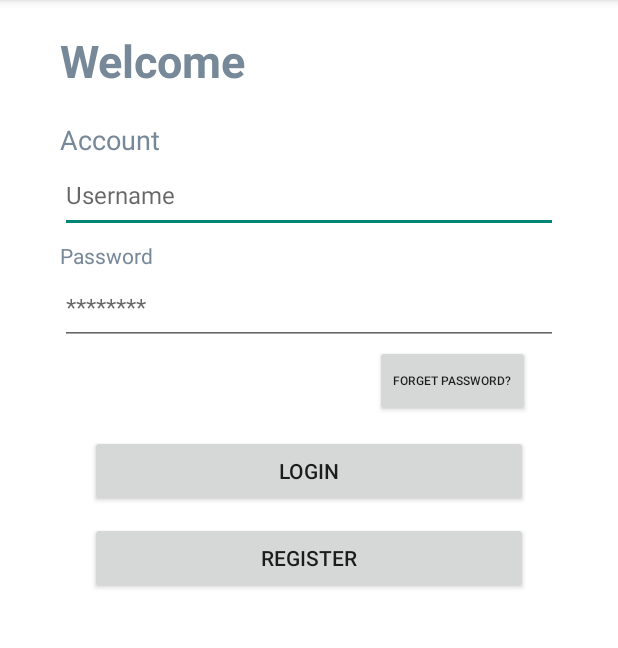
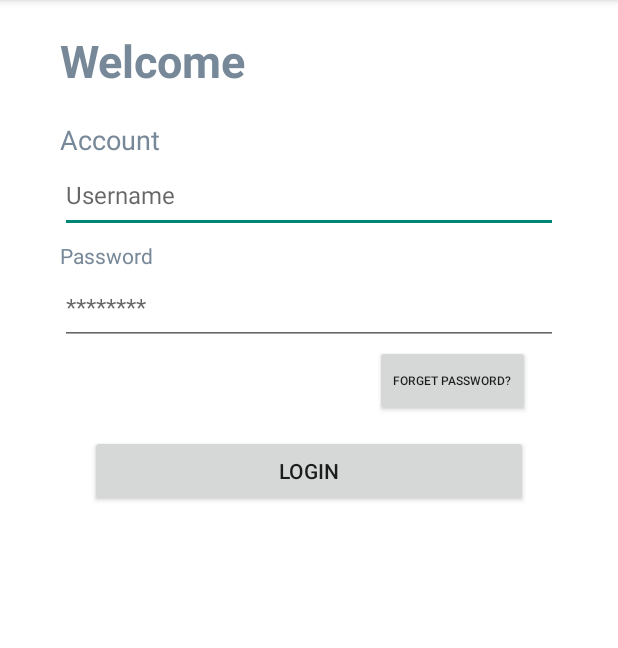
Before and after one commit to boshgg/IT-Team-062, an Android app: the screen it shows after launch (MainActivity), on a phone screen of 412 x 824 dp, the part 84-732 px from its top. Run offline under Robolectric (Android 15) with nearby library versions, the phone set to English and light mode, and no system bars.

Commit message:
Update activity_main.xml

```diff
--- a/app/src/main/res/layout/activity_main.xml
+++ b/app/src/main/res/layout/activity_main.xml
@@ -5,7 +5,7 @@
     android:layout_width="match_parent"
     android:layout_height="match_parent"
     android:orientation="vertical"
-    tools:context=".MainActivity"
+    tools:context=".activity.MainActivity"
     android:padding="20dp"
     android:background="#FFFFFF">
 
@@ -46,12 +46,11 @@
         android:id="@+id/t_2"
         android:layout_width="wrap_content"
         android:layout_height="wrap_content"
+        android:layout_below="@id/userName"
+        android:layout_marginLeft="20dp"
+        android:layout_marginTop="5dp"
         android:text="Password"
-        android:layout_below="@id/userName"
-        android:layout_marginTop="5dp"
-        android:layout_marginLeft="20dp"
-        android:textColor="#778899"
-        />
+        android:textColor="#778899" />
 
     <EditText
         android:id="@+id/password"
@@ -75,22 +74,12 @@
         android:text="Login" />
 
     <Button
-        android:id="@+id/btn_register"
-        android:layout_width="match_parent"
-        android:layout_height="wrap_content"
-        android:layout_below="@id/btn_login"
-        android:layout_marginLeft="40dp"
-        android:layout_marginRight="40dp"
-        android:layout_marginTop="10dp"
-        android:text="Register"/>
-
-    <Button
         android:layout_width="wrap_content"
         android:layout_height="wrap_content"
+        android:layout_below="@+id/password"
+        android:layout_marginLeft="230dp"
         android:text="Forget Password?"
-        android:textSize="8sp"
-        android:layout_marginLeft="230dp"
-        android:layout_below="@+id/password"/>
+        android:textSize="8sp" />
 
 
 
```
